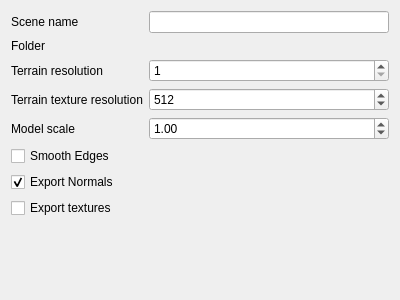
Qt form src/ui/3d/map3dexportwidget.ui (qgis/QGIS) before a commit.
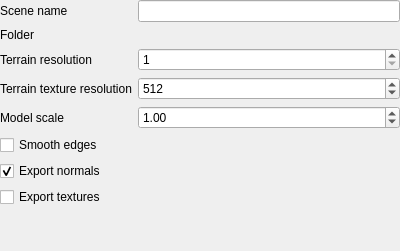
The same form after that commit. Custom widgets are drawn as their Qt base class.

Commit message:
Some tweaks to the "Export 3d scene" dialog
reduce dialog minimal size and margins, fix tab order and add help button

```diff
--- a/src/ui/3d/map3dexportwidget.ui
+++ b/src/ui/3d/map3dexportwidget.ui
@@ -7,10 +7,22 @@
     <x>0</x>
     <y>0</y>
     <width>400</width>
-    <height>300</height>
+    <height>251</height>
    </rect>
   </property>
   <layout class="QGridLayout" name="gridLayout_2">
+   <property name="leftMargin">
+    <number>0</number>
+   </property>
+   <property name="topMargin">
+    <number>0</number>
+   </property>
+   <property name="rightMargin">
+    <number>0</number>
+   </property>
+   <property name="bottomMargin">
+    <number>0</number>
+   </property>
    <item row="0" column="0">
     <layout class="QGridLayout" name="gridLayout">
      <item row="3" column="1" colspan="2">
@@ -29,7 +41,7 @@
      <item row="5" column="0" colspan="3">
       <widget class="QCheckBox" name="smoothEdgesCheckBox">
        <property name="text">
-        <string>Smooth Edges</string>
+        <string>Smooth edges</string>
        </property>
       </widget>
      </item>
@@ -93,7 +105,7 @@
      <item row="6" column="0" colspan="3">
       <widget class="QCheckBox" name="exportNormalsCheckBox">
        <property name="text">
-        <string>Export Normals</string>
+        <string>Export normals</string>
        </property>
        <property name="checked">
         <bool>true</bool>
```
Left out of the diff: 9 changed lines with no effect on the pictures. The commit also changes 1 other file.
